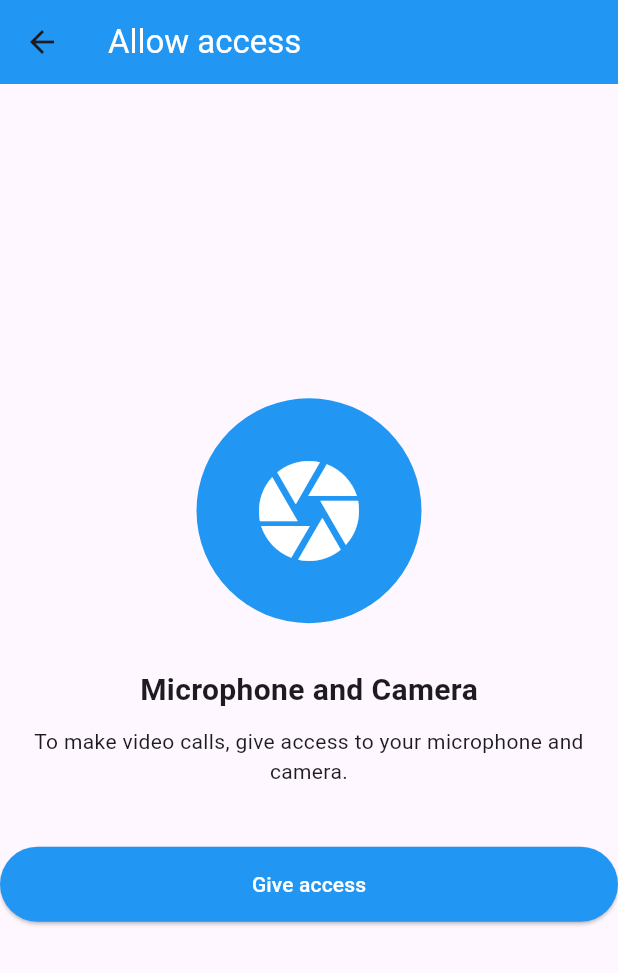
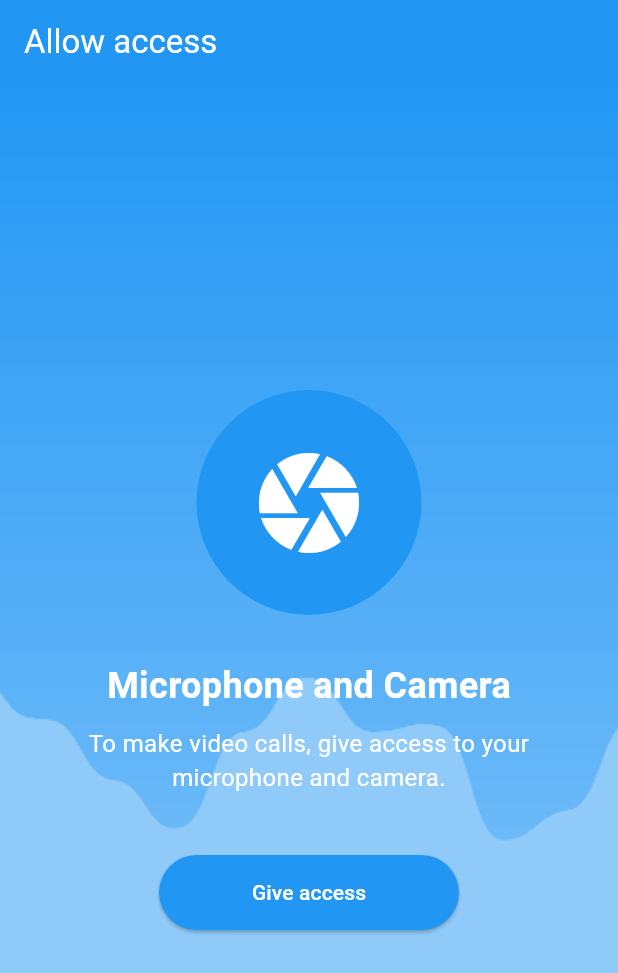
Before and after one commit to zanavilo/VisioGuideV2, a Flutter app: the AllowAccess screen opened directly, on a phone screen of 412 x 824 dp. Shown: the top 973 px of the screen. Run offline on Flutter 3.47's test engine with Material 3 defaults, Android fonts, the phone set to English and light mode, and no system bars; our stand-ins replace camera, permission_handler.

Commit message:
7th commit
Added camera
Returned AllowAccess

```diff
--- a/lib/Pages/AllowAccess.dart
+++ b/lib/Pages/AllowAccess.dart
@@ -1,5 +1,6 @@
 import 'package:flutter/material.dart';
-import 'MainPage.dart';
+import 'package:visioguide/Pages/InfoSlider.dart';
+import 'MainPage.dart'; // Replace this with the actual path of your MainPage
 import 'package:permission_handler/permission_handler.dart';
 
 class AllowAccess extends StatefulWidget {
@@ -11,41 +12,43 @@ class AllowAccess extends StatefulWidget {
 
 class _AllowAccessState extends State<AllowAccess> {
   bool _isRequestingPermissions = false;
-  // ... (rest of your permission handling code)
 
+  // Method to request permissions
   Future<void> _requestPermissions() async {
+    // Set loading state to true
     setState(() {
       _isRequestingPermissions = true;
     });
 
-    // Request both fine and coarse location permissions, along with others
+    // Request permissions for microphone, camera, and location
     Map<Permission, PermissionStatus> statuses = await [
       Permission.microphone,
       Permission.camera,
-      Permission.location, // Fine location
-      Permission.locationWhenInUse, // Coarse location
+      Permission.location,           // Fine location
+      Permission.locationWhenInUse,  // Coarse location
     ].request();
 
     // Check if all permissions are granted
     bool allGranted = statuses.values.every((status) => status.isGranted);
 
+    // Set loading state back to false
     setState(() {
       _isRequestingPermissions = false;
     });
 
+    // If all permissions are granted, navigate to InfoSlider page
     if (allGranted) {
       Navigator.pushReplacement(
         context,
-        MaterialPageRoute(builder: (context) => MainPage()),
+        MaterialPageRoute(builder: (context) => InfoSlider()),
       );
     } else {
+      // Show a SnackBar if some permissions were denied
       ScaffoldMessenger.of(context).showSnackBar(
         SnackBar(content: Text('Some permissions were denied.')),
       );
     }
   }
-
-
 
   @override
   Widget build(BuildContext context) {
@@ -54,11 +57,19 @@ class _AllowAccessState extends State<AllowAccess> {
         title: const Text('Allow access', style: TextStyle(color: Colors.white)),
         backgroundColor: Colors.blue, // Set AppBar background to blue
       ),
-      body: Center(
+      body: Container(
+        decoration: BoxDecoration(
+          image: DecorationImage(
+            image: AssetImage('assets/wpg.png'), // Background image
+            fit: BoxFit.cover, // Cover the whole screen
+          ),
+        ),
+        child: Center(
           child: Column(
             mainAxisAlignment: MainAxisAlignment.center,
             children: <Widget>[
-            Container( // Wrap the icon in a Container for styling
+              // Camera icon with blue background
+              Container(
                 width: 150, // Adjust size as needed
                 height: 150,
                 decoration: BoxDecoration(
@@ -74,28 +85,35 @@ class _AllowAccessState extends State<AllowAccess> {
               const SizedBox(height: 30.0),
               const Text(
                 'Microphone and Camera',
-              style: TextStyle(fontSize: 20.0, fontWeight: FontWeight.bold),
+                style: TextStyle(fontSize: 24.0, fontWeight: FontWeight.bold, color: Colors.white), // Change text color to white
               ),
               const SizedBox(height: 10.0),
-            const Padding( // Add padding for better visual spacing
+              const Padding(
                 padding: EdgeInsets.symmetric(horizontal: 20.0),
                 child: Text(
                   'To make video calls, give access to your microphone and camera.',
                   textAlign: TextAlign.center,
+                  style: TextStyle(fontSize: 16.0, color: Colors.white), // Change text color to white
                 ),
               ),
               const SizedBox(height: 40.0), // Increase spacing
-            ElevatedButton(
+
+              // Shortened button using SizedBox
+              SizedBox(
+                width: 200,  // Set the desired width for the button
+                child: ElevatedButton(
                   onPressed: _isRequestingPermissions ? null : () => _requestPermissions(),
                   style: ElevatedButton.styleFrom(
                     backgroundColor: Colors.blue,
-                minimumSize: const Size.fromHeight(50),
+                    padding: const EdgeInsets.symmetric(vertical: 15.0), // Adjust button height if needed
                   ),
                   child: _isRequestingPermissions
-                  ? const CircularProgressIndicator(color: Colors.white) // White loading indicator
+                      ? const CircularProgressIndicator(color: Colors.white)
                       : const Text('Give access', style: TextStyle(color: Colors.white)),
                 ),
+              ),
             ],
+          ),
         ),
       ),
     );
--- a/lib/Pages/MainPage.dart
+++ b/lib/Pages/MainPage.dart
@@ -7,6 +7,7 @@ import 'WeatherPage.dart';
 import 'NavigationPage.dart';
 import 'BatteryPage.dart';
 import 'TimeAndDatePage.dart';
+import 'CameraScreen.dart';
 
 class MainPage extends StatelessWidget {
   final List<Option> options = [
@@ -61,7 +62,7 @@ class MainPage extends StatelessWidget {
                     if (options[index].title == 'READ') {
                       Navigator.push(
                         context,
-                        MaterialPageRoute(builder: (context) => ReadPage()),
+                        MaterialPageRoute(builder: (context) => CameraScreen()),
                       );
                     } else if (options[index].title == 'OBJECT DETECTION') {
                       Navigator.push(
--- a/lib/Pages/PrivacyAndTerms.dart
+++ b/lib/Pages/PrivacyAndTerms.dart
@@ -1,4 +1,5 @@
 import 'package:flutter/material.dart';
+import 'package:visioguide/Pages/AllowAccess.dart';
 import 'package:visioguide/Pages/InfoSlider.dart';
 
 class PrivacyAndTerms extends StatefulWidget {
@@ -102,7 +103,7 @@ class _PrivacyAndTermsState extends State<PrivacyAndTerms> {
                     onPressed: isChecked
                         ? () {
                       Navigator.of(context).pushReplacement(
-                        MaterialPageRoute(builder: (context) => InfoSlider()),
+                        MaterialPageRoute(builder: (context) => AllowAccess()),
                       );
                     }
                         : null, // Disable button if checkbox is not checked
--- a/lib/main.dart
+++ b/lib/main.dart
@@ -25,7 +25,8 @@ class MyApp extends StatelessWidget {
       routes: {
         '/': (context) => SplashScreen(), // Splash screen route
         '/PrivacyAndTerms': (context) => PrivacyAndTerms(), // Privacy and Terms screen route
-        '/InfoSlider': (context) => InfoSlider(), //Information pages
+        '/AllowAccess': (context) => AllowAccess(), // Allow access page
+        '/InfoSlider': (context) => InfoSlider(), // Information pages
         '/MainPage': (context) => MainPage(), // Main page route
       },
     );
--- a/pubspec.yaml
+++ b/pubspec.yaml
@@ -33,6 +33,7 @@ dependencies:
   cupertino_icons: ^1.0.8
   flutter_native_splash: ^2.0.5 # added this then flutter pub get in terminal
   permission_handler: ^10.2.0 # Replace 'latest_version' with the actual latest version
+  camera: ^0.10.0 # For camera
 
 # code for splash screen
 flutter_native_splash:
```
Also changed, not shown: lib/Pages/CameraScreen.dart (added, +85 -0 lines), pubspec.lock, 3 other files. Lines whose indentation alone changed are shown as unchanged.
